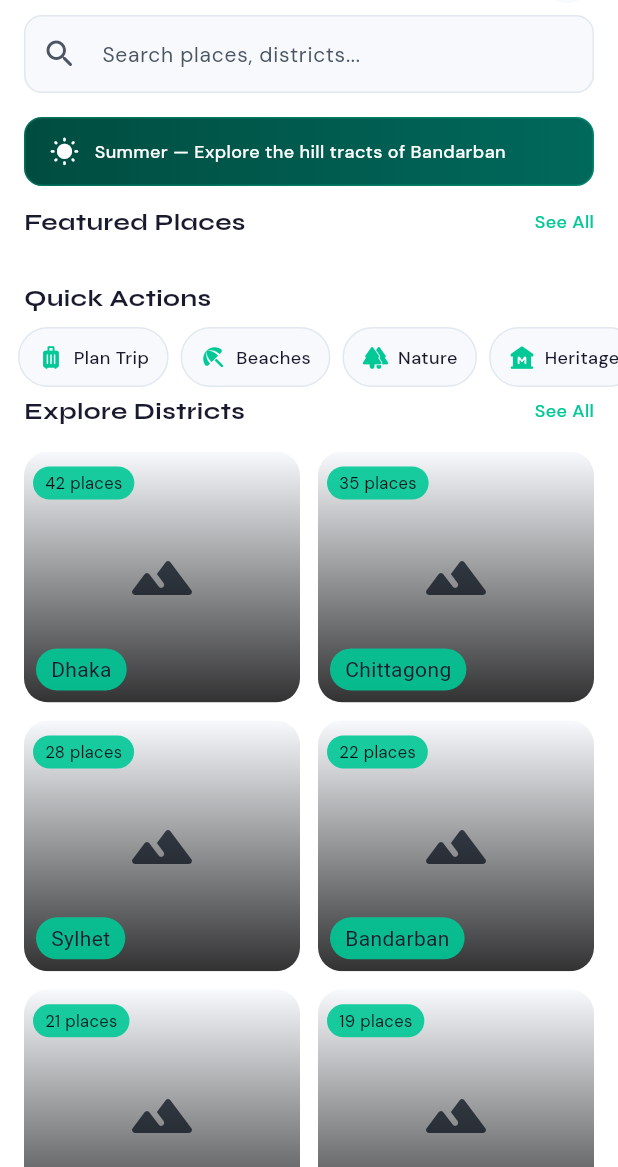
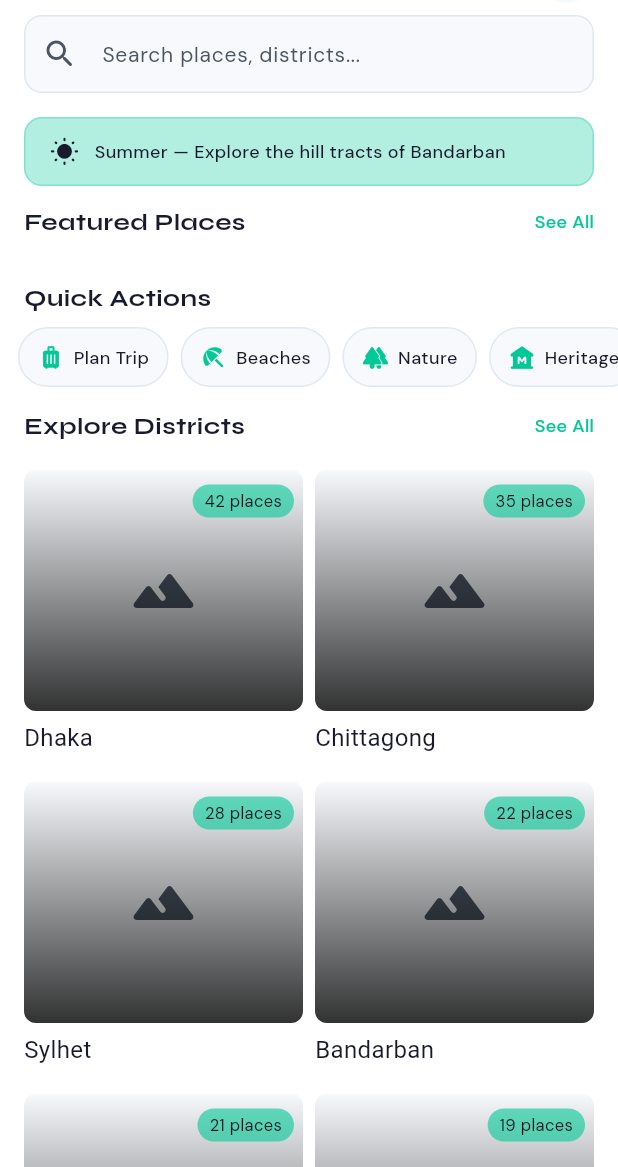
Before and after one commit to shakilab0/cholo_bd, a Flutter app: the HomePage screen opened by its route, on a phone screen of 412 x 824 dp, the part 69-1236 px from its top. Run offline on Flutter 3.47's test engine with Material 3 defaults, Android fonts, the phone set to English and light mode, and no system bars; our stand-ins replace appwrite, cached_network_image, carousel_slider, dartz, flutter_local_notifications, flutter_map and 6 more; accounts and stored records are empty; network calls fail.

Commit message:
ui modify

```diff
--- a/lib/feature/homepage/presentation/home_page.dart
+++ b/lib/feature/homepage/presentation/home_page.dart
@@ -61,13 +61,13 @@ class HomePage extends GetView<HomePageController> {
                 ),
 
                 QuickActionsRow(controller: controller),
-
+                const SizedBox(height: 10),
                 // Explore Districts
                 _SectionHeader(
                   title: AppStrings.exploreDistricts,
                   onSeeAll: controller.navigateToAllDistricts,
                 ),
-                const SizedBox(height: 8),
+                const SizedBox(height: 10),
                 Obx(() {
                   if (controller.isLoadingDistricts.value) {
                     return _shimmerGrid();
@@ -88,15 +88,39 @@ class HomePage extends GetView<HomePageController> {
                     padding: const EdgeInsets.symmetric(horizontal: 16),
                     gridDelegate: const SliverGridDelegateWithFixedCrossAxisCount(
                       crossAxisCount: 2,
-                      crossAxisSpacing: 12,
-                      mainAxisSpacing: 12,
-                      childAspectRatio: 1.1,
+                      crossAxisSpacing: 8,
+                      mainAxisSpacing: 8,
+                      childAspectRatio: 0.93,
                     ),
                     itemCount: list.length,
-                    itemBuilder: (_, i) => DistrictCard(
-                      district: list[i],
-                      onTap: () =>
-                          controller.navigateToDistrictPlaces(list[i]),
+                    itemBuilder: (_, i) => Column(
+                      crossAxisAlignment: CrossAxisAlignment.start,
+                      children: [
+                        Expanded(
+                          child: DistrictCard(
+                            district: list[i],
+                            onTap: () =>
+                                controller.navigateToDistrictPlaces(list[i]),
+                          ),
+                        ),
+
+                        const SizedBox(height: 6),
+                        Obx(() => Container(
+                          decoration: BoxDecoration(
+                            //color: AppColor.primary.withValues(alpha: 0.6),
+                            borderRadius: BorderRadius.circular(4),
+                          ),
+                          child: Text(
+                            MyApp.isEnglish.value
+                                ? list[i].name
+                                : list[i].nameBn,
+                            style: TextStyle(fontSize: 16,color: AppColor.textPrimary),
+                            maxLines: 1,
+                            overflow: TextOverflow.ellipsis,
+                          ),
+                        )),
+                        const SizedBox(height: 10),
+                      ],
                     ),
                   );
                 }),
--- a/lib/feature/homepage/presentation/widgets/district_card.dart
+++ b/lib/feature/homepage/presentation/widgets/district_card.dart
@@ -20,7 +20,7 @@ class DistrictCard extends StatelessWidget {
       child: Hero(
         tag: 'district_${district.id}',
         child: ClipRRect(
-          borderRadius: BorderRadius.circular(16),
+          borderRadius: BorderRadius.circular(8),
           child: Stack(
             children: [
               // Cover image
@@ -63,33 +63,14 @@ class DistrictCard extends StatelessWidget {
                   ),
                 ),
               ),
-              // Text content
+
               Positioned(
-                left: 8,
-                bottom: 8,
-                child: Obx(() => Container(
-                  padding: const EdgeInsets.symmetric( horizontal: 10, vertical: 4),
-                  decoration: BoxDecoration(
-                    color: AppColor.primary.withValues(alpha: 0.9),
-                    borderRadius: BorderRadius.circular(20),
-                  ),
-                  child: Text(
-                        MyApp.isEnglish.value
-                            ? district.name
-                            : district.nameBn,
-                    style: TextStyle(fontSize: 14,color: AppColor.textPrimary),
-                        maxLines: 1,
-                        overflow: TextOverflow.ellipsis,
-                      ),
-                )),
-              ),
-              Positioned(
-                left: 6,
+                right: 6,
                 top: 10,
                 child: Container(
                   padding: const EdgeInsets.symmetric( horizontal: 8, vertical: 3),
                   decoration: BoxDecoration(
-                    color: AppColor.primary.withValues(alpha: 0.9),
+                    color: AppColor.primary.withValues(alpha: 0.6),
                     borderRadius: BorderRadius.circular(20),
                   ),
                   child: Text( '${district.placeCount} places',
--- a/lib/feature/homepage/presentation/widgets/season_banner.dart
+++ b/lib/feature/homepage/presentation/widgets/season_banner.dart
@@ -13,21 +13,22 @@ class SeasonBanner extends StatelessWidget {
       margin: const EdgeInsets.symmetric(horizontal: 16, vertical: 8),
       padding: const EdgeInsets.symmetric(horizontal: 16, vertical: 12),
       decoration: BoxDecoration(
-        gradient: const LinearGradient(
+        color: AppColor.primary.withValues(alpha: 0.3),
+       /* gradient: const LinearGradient(
           colors: [Color(0xFF004D40), Color(0xFF00695C)],
           begin: Alignment.centerLeft,
           end: Alignment.centerRight,
-        ),
+        ),*/
         borderRadius: BorderRadius.circular(12),
         border: Border.all(color: AppColor.primary.withValues(alpha: 0.3)),
       ),
       child: Row(
         children: [
-          Icon(controller.seasonIcon, color: Colors.white, size: 20),
+          Icon(controller.seasonIcon, color: AppColor.textPrimary, size: 20),
           const SizedBox(width: 10),
           Expanded(
             child: Text( controller.seasonBannerText,
-              style: AppTextStyle.labelSmall.copyWith(color: Colors.white),
+              style: AppTextStyle.labelSmall.copyWith(color: AppColor.textPrimary),
               maxLines: 2,
             ),
           ),
```
Also changed, not shown: lib/feature/all_districts/all_districts_page.dart (+35 -12 lines).
